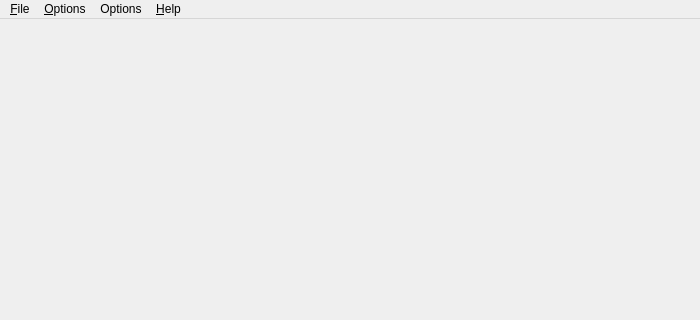
First picture: the form in src/mainwindow.ui, repository jgen/ServoControl, before the edit; both pictures show x 0 to 700 and y 0 to 320 of the 700 by 465 pixel window.
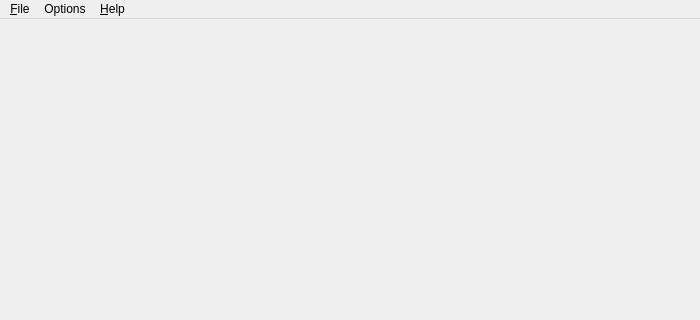
Second picture: the form after the edit. Icons and pictures are not drawn.

Commit message: Improved start up to only show relevant menus

What changed in the file:
```diff
--- a/src/mainwindow.ui
+++ b/src/mainwindow.ui
@@ -37,11 +37,6 @@
     <addaction name="actionView_Log"/>
     <addaction name="actionExit"/>
    </widget>
-   <widget class="QMenu" name="menuOptions">
-    <property name="title">
-     <string>&amp;Options</string>
-    </property>
-   </widget>
    <widget class="QMenu" name="menuHelp">
     <property name="title">
      <string>&amp;Help</string>
@@ -49,7 +44,7 @@
     <addaction name="actionAbout"/>
     <addaction name="actionAbout_Qt"/>
    </widget>
-   <widget class="QMenu" name="menuOptions_2">
+   <widget class="QMenu" name="menuOptions">
     <property name="title">
      <string>Options</string>
     </property>
@@ -57,7 +52,6 @@
    </widget>
    <addaction name="menuFile"/>
    <addaction name="menuOptions"/>
-   <addaction name="menuOptions_2"/>
    <addaction name="menuHelp"/>
   </widget>
   <widget class="QStatusBar" name="statusbar"/>
```
The commit also changes 2 other files.
